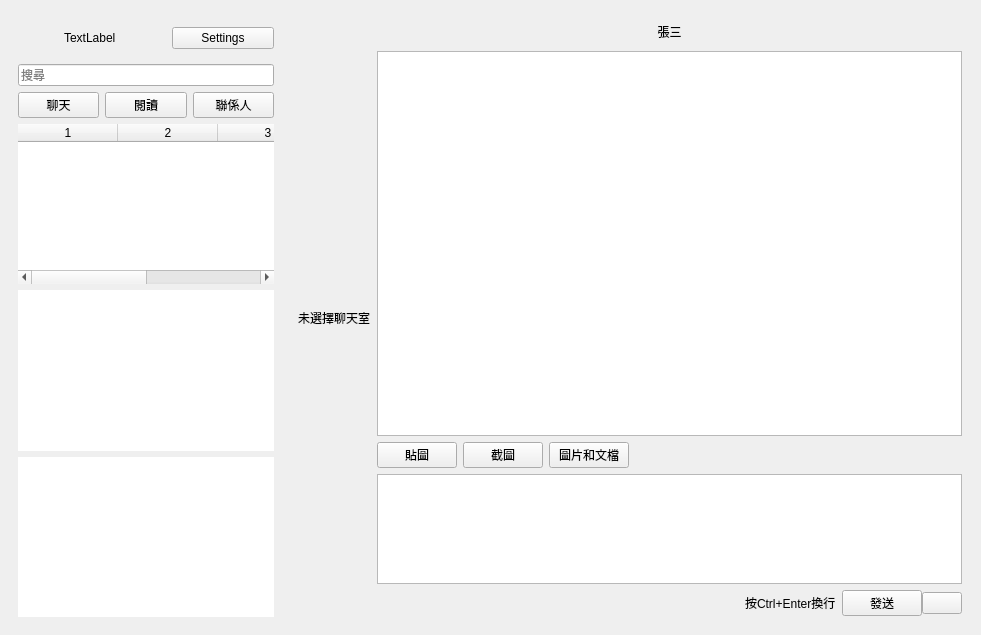
This is resource/ui/wechat-0.5.ui in 0xzhaohx/webwechat as Qt 5 draws it before an edit. The edited form follows.
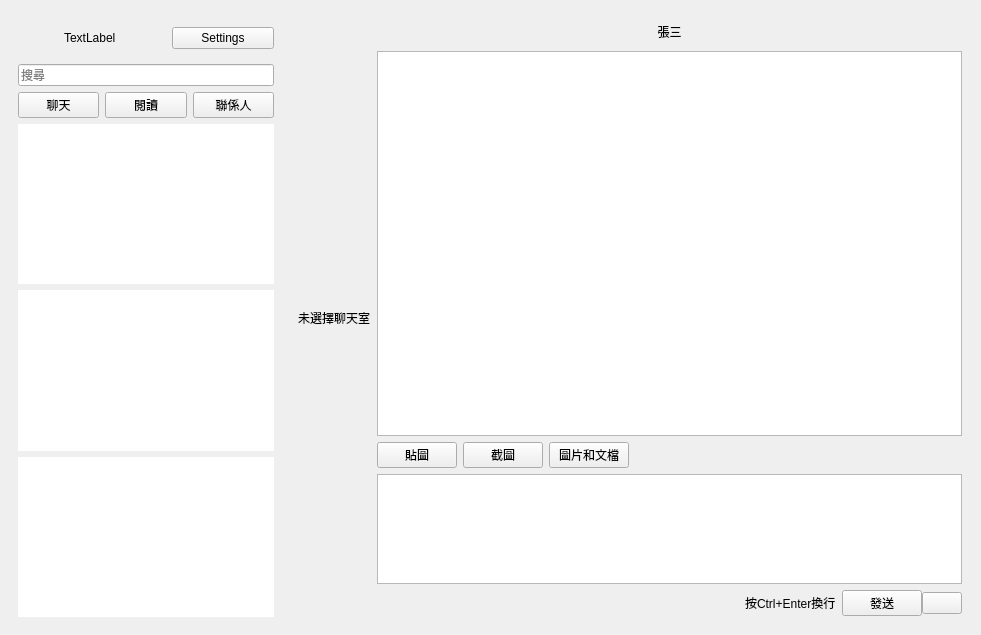
This is the edited form.

Commit message: reuse table view to display session list

The edit to the form file:
```diff
--- a/resource/ui/wechat-0.5.ui
+++ b/resource/ui/wechat-0.5.ui
@@ -100,7 +100,7 @@
         </layout>
        </item>
        <item>
-        <widget class="QTableWidget" name="sessionWidget">
+        <widget class="QTableView" name="sessionWidget">
          <property name="frameShape">
           <enum>QFrame::NoFrame</enum>
          </property>
@@ -113,28 +113,21 @@
          <property name="showGrid">
           <bool>false</bool>
          </property>
-         <property name="rowCount">
-          <number>0</number>
-         </property>
-         <property name="columnCount">
-          <number>4</number>
-         </property>
-         <attribute name="horizontalHeaderDefaultSectionSize">
-          <number>100</number>
+         <attribute name="horizontalHeaderVisible">
+          <bool>false</bool>
          </attribute>
-         <attribute name="horizontalHeaderShowSortIndicator" stdset="0">
+         <attribute name="horizontalHeaderStretchLastSection">
           <bool>true</bool>
          </attribute>
          <attribute name="verticalHeaderVisible">
-          <bool>true</bool>
+          <bool>false</bool>
          </attribute>
          <attribute name="verticalHeaderDefaultSectionSize">
           <number>70</number>
          </attribute>
-         <column/>
-         <column/>
-         <column/>
-         <column/>
+         <attribute name="verticalHeaderStretchLastSection">
+          <bool>false</bool>
+         </attribute>
         </widget>
        </item>
        <item>
```
Left out of the diff: 3 changed lines with no effect on the pictures. The commit also changes 2 other files.
